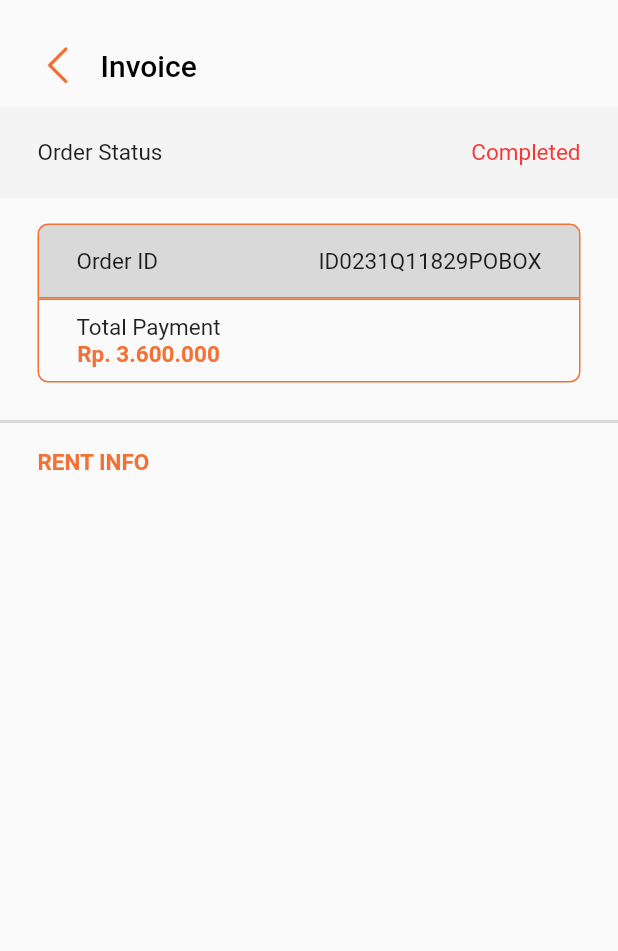
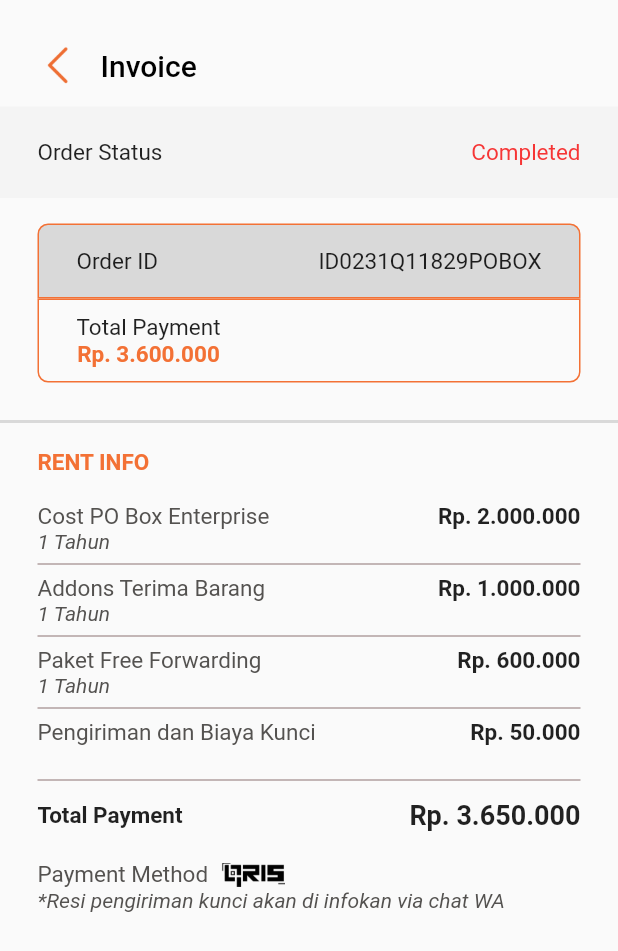
Before and after one commit to RandhoB/npobox, a Flutter app: the InvoicePageView screen opened directly, on a phone screen of 412 x 824 dp. Shown: the top 951 px of the screen. Run offline on Flutter 3.47's test engine with Material 2 defaults, Android fonts, the phone set to English and light mode, and no system bars; our stand-ins replace carousel_slider, get, google_fonts, introduction_screen, lottie.

Commit message:
perubahan lanjutan

```diff
--- a/lib/app/modules/pembayaran_qris/views/invoice_page_view.dart
+++ b/lib/app/modules/pembayaran_qris/views/invoice_page_view.dart
@@ -171,6 +171,7 @@ class InvoicePageView extends GetView {
               Padding(
                 padding: const EdgeInsets.symmetric(horizontal: 25),
                 child: Column(
+                  crossAxisAlignment: CrossAxisAlignment.start,
                   children: [
                     Text(
                       "RENT INFO",
@@ -180,9 +181,110 @@ class InvoicePageView extends GetView {
                         color: orangeColor,
                       ),
                     ),
+                    SizedBox(
+                      height: 12,
+                    ),
+                    itemRent(
+                      nama: "Cost PO Box Enterprise",
+                      tahun: "1 Tahun",
+                      rupiah: "Rp. 2.000.000",
+                    ),
+                    SizedBox(height: 6),
+                    Divider(
+                      color: Color(0xffB1A0A0),
+                      height: 2,
+                      thickness: 1,
+                    ),
+                    itemRent(
+                      nama: "Addons Terima Barang",
+                      tahun: "1 Tahun",
+                      rupiah: "Rp. 1.000.000",
+                    ),
+                    SizedBox(height: 6),
+                    Divider(
+                      color: Color(0xffB1A0A0),
+                      height: 2,
+                      thickness: 1,
+                    ),
+                    itemRent(
+                      nama: "Paket Free Forwarding",
+                      tahun: "1 Tahun",
+                      rupiah: "Rp. 600.000",
+                    ),
+                    SizedBox(height: 6),
+                    Divider(
+                      color: Color(0xffB1A0A0),
+                      height: 2,
+                      thickness: 1,
+                    ),
+                    itemRent(
+                      nama: "Pengiriman dan Biaya Kunci",
+                      tahun: "",
+                      rupiah: "Rp. 50.000",
+                    ),
+                    SizedBox(height: 6),
+                    Divider(
+                      color: Color(0xffB1A0A0),
+                      height: 2,
+                      thickness: 1,
+                    ),
+                    SizedBox(
+                      height: 12,
+                    ),
+                    Row(
+                      mainAxisAlignment: MainAxisAlignment.spaceBetween,
+                      children: [
+                        Text(
+                          "Total Payment",
+                          style: TextStyle(
+                            fontSize: 15,
+                            fontWeight: bold,
+                          ),
+                        ),
+                        Text(
+                          "Rp. 3.650.000",
+                          style: TextStyle(
+                            fontSize: 18,
+                            fontWeight: bold,
+                          ),
+                        ),
+                      ],
+                    ),
+                    SizedBox(
+                      height: 20,
+                    ),
+                    Row(
+                      children: [
+                        Text(
+                          "Payment Method",
+                          style: TextStyle(
+                            fontSize: 15,
+                            color: Color(0xff545250),
+                          ),
+                        ),
+                        SizedBox(
+                          width: 8,
+                        ),
+                        Image.asset(
+                          "assets/logos/qris.png",
+                          width: 44,
+                          height: 16,
+                        )
+                      ],
+                    ),
+                    Text(
+                      "*Resi pengiriman kunci akan di infokan via chat WA",
+                      style: TextStyle(
+                        fontStyle: FontStyle.italic,
+                        color: Color(0xff545250),
+                      ),
+                    ),
+                    Row(
+                      children: [],
+                    )
                   ],
                 ),
-              )
+              ),
             ],
           ),
         ),
@@ -190,3 +292,57 @@ class InvoicePageView extends GetView {
     );
   }
 }
+
+class itemRent extends StatelessWidget {
+  final String nama;
+  final String rupiah;
+  final String? tahun;
+
+  itemRent({required this.nama, required this.rupiah, this.tahun});
+
+  @override
+  Widget build(BuildContext context) {
+    return Row(
+      crossAxisAlignment: CrossAxisAlignment.start,
+      mainAxisAlignment: MainAxisAlignment.spaceBetween,
+      children: [
+        Column(
+          crossAxisAlignment: CrossAxisAlignment.start,
+          children: [
+            SizedBox(
+              height: 6,
+            ),
+            Text(
+              nama,
+              style: TextStyle(
+                fontSize: 15,
+                color: Color(0xff545250),
+              ),
+            ),
+            Text(
+              tahun!,
+              style: TextStyle(
+                fontStyle: FontStyle.italic,
+                color: Color(0xff545250),
+              ),
+            ),
+          ],
+        ),
+        Column(
+          children: [
+            SizedBox(
+              height: 6,
+            ),
+            Text(
+              rupiah,
+              style: TextStyle(
+                fontSize: 15,
+                fontWeight: bold,
+              ),
+            ),
+          ],
+        )
+      ],
+    );
+  }
+}
```
Also changed, not shown: 10 other files.
